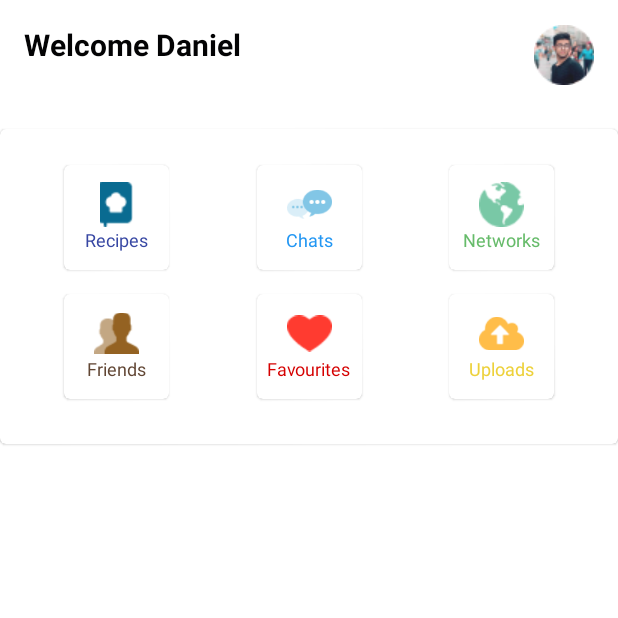
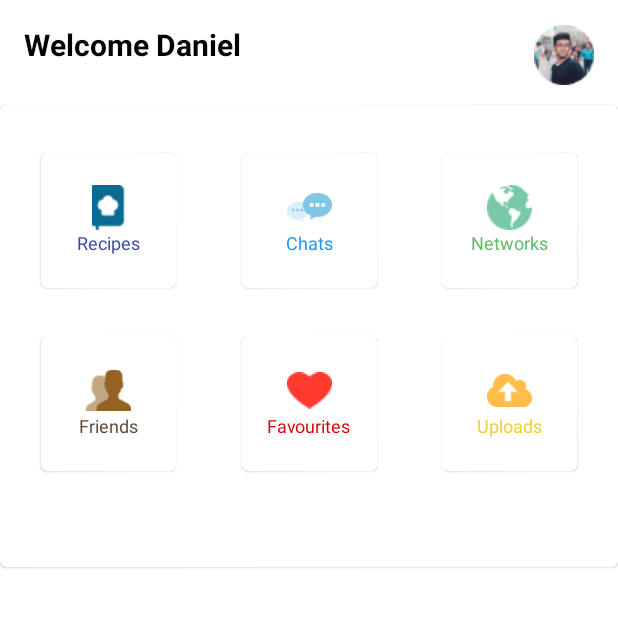
Before and after one commit to LifeofDan-EL/Recipe_Book, an Android app: the HomeActivity screen opened directly, with no data from a screen before it, on a phone screen of 412 x 824 dp, the top half of it. Run offline under Robolectric (Android 15) with nearby library versions, the phone set to English and light mode, and no system bars.

Commit message:
Adjusted the margins of the Home Cardview design.

```diff
--- a/app/src/main/res/layout/activity_home.xml
+++ b/app/src/main/res/layout/activity_home.xml
@@ -30,16 +30,14 @@
         app:srcCompat="@drawable/avatar_home" />
 
 
-
     <com.google.android.material.card.MaterialCardView
         android:layout_width="match_parent"
-        android:layout_height="210sp"
-        android:layout_marginTop="32dp"
+        android:layout_height="wrap_content"
+        android:layout_marginTop="16dp"
         app:layout_constraintEnd_toEndOf="parent"
         app:layout_constraintHorizontal_bias="1.0"
         app:layout_constraintStart_toStartOf="parent"
-        app:layout_constraintTop_toBottomOf="@+id/materialTextView"
-        >
+        app:layout_constraintTop_toBottomOf="@+id/materialTextView">
 
         <androidx.constraintlayout.widget.ConstraintLayout
             android:layout_width="match_parent"
@@ -48,11 +46,10 @@
 
             <com.google.android.material.card.MaterialCardView
                 android:id="@+id/recipe_cardView"
-
-                android:layout_width="70sp"
-                android:layout_height="70sp"
+                android:layout_width="90sp"
+                android:layout_height="90sp"
                 android:layout_marginStart="16dp"
-                android:layout_marginTop="24dp"
+                android:layout_marginTop="32dp"
                 android:layout_marginEnd="16dp"
                 app:layout_constraintEnd_toStartOf="@+id/chats_cardView"
                 app:layout_constraintHorizontal_bias="0.5"
@@ -74,18 +71,18 @@
                         android:layout_width="wrap_content"
                         android:layout_height="wrap_content"
                         android:text="@string/recipes"
-                        android:textSize="12sp"
-                        android:textColor="@color/dark_blue"/>
+                        android:textColor="@color/dark_blue"
+                        android:textSize="12sp" />
                 </androidx.appcompat.widget.LinearLayoutCompat>
 
             </com.google.android.material.card.MaterialCardView>
 
             <com.google.android.material.card.MaterialCardView
                 android:id="@+id/chats_cardView"
-                android:layout_width="70sp"
-                android:layout_height="70sp"
+                android:layout_width="90sp"
+                android:layout_height="90sp"
                 android:layout_marginStart="16dp"
-                android:layout_marginTop="24dp"
+                android:layout_marginTop="32dp"
                 android:layout_marginEnd="16dp"
                 app:layout_constraintEnd_toStartOf="@+id/network_cardView"
                 app:layout_constraintHorizontal_bias="0.5"
@@ -107,8 +104,8 @@
                         android:layout_width="wrap_content"
                         android:layout_height="wrap_content"
                         android:text="@string/chats"
-                        android:textSize="12sp"
-                        android:textColor="@color/light_blue"/>
+                        android:textColor="@color/light_blue"
+                        android:textSize="12sp" />
                 </androidx.appcompat.widget.LinearLayoutCompat>
 
             </com.google.android.material.card.MaterialCardView>
@@ -116,15 +113,15 @@
 
             <com.google.android.material.card.MaterialCardView
                 android:id="@+id/network_cardView"
-                android:layout_width="70sp"
-                android:layout_height="70sp"
+                android:layout_width="90sp"
+                android:layout_height="90sp"
                 android:layout_marginStart="16dp"
-                android:layout_marginTop="24dp"
+                android:layout_marginTop="32dp"
                 android:layout_marginEnd="16dp"
                 app:layout_constraintEnd_toEndOf="parent"
                 app:layout_constraintHorizontal_bias="0.5"
                 app:layout_constraintStart_toEndOf="@+id/chats_cardView"
-                app:layout_constraintTop_toTopOf="parent" >
+                app:layout_constraintTop_toTopOf="parent">
 
                 <androidx.appcompat.widget.LinearLayoutCompat
                     android:layout_width="match_parent"
@@ -141,24 +138,26 @@
                         android:layout_width="wrap_content"
                         android:layout_height="wrap_content"
                         android:text="@string/networks"
-                        android:textSize="12sp"
-                        android:textColor="@color/light_green"/>
+                        android:textColor="@color/light_green"
+                        android:textSize="12sp" />
                 </androidx.appcompat.widget.LinearLayoutCompat>
 
             </com.google.android.material.card.MaterialCardView>
 
             <com.google.android.material.card.MaterialCardView
                 android:id="@+id/friends_cardView"
-                android:layout_width="70sp"
-                android:layout_height="70sp"
+                android:layout_width="90sp"
+                android:layout_height="90sp"
 
                 android:layout_marginStart="16dp"
-                android:layout_marginTop="16dp"
+                android:layout_marginTop="32dp"
                 android:layout_marginEnd="16dp"
+                android:layout_marginBottom="64dp"
+                app:layout_constraintBottom_toBottomOf="parent"
                 app:layout_constraintEnd_toStartOf="@+id/favourite_cardView"
                 app:layout_constraintHorizontal_bias="0.5"
                 app:layout_constraintStart_toStartOf="parent"
-                app:layout_constraintTop_toBottomOf="@+id/recipe_cardView" >
+                app:layout_constraintTop_toBottomOf="@+id/recipe_cardView">
 
                 <androidx.appcompat.widget.LinearLayoutCompat
                     android:layout_width="match_parent"
@@ -175,22 +174,24 @@
                         android:layout_width="wrap_content"
                         android:layout_height="wrap_content"
                         android:text="@string/friends"
-                        android:textSize="12sp"
-                        android:textColor="@color/light_brown"/>
+                        android:textColor="@color/light_brown"
+                        android:textSize="12sp" />
                 </androidx.appcompat.widget.LinearLayoutCompat>
             </com.google.android.material.card.MaterialCardView>
 
             <com.google.android.material.card.MaterialCardView
                 android:id="@+id/favourite_cardView"
-                android:layout_width="70sp"
-                android:layout_height="70sp"
+                android:layout_width="90sp"
+                android:layout_height="90sp"
                 android:layout_marginStart="16dp"
-                android:layout_marginTop="16dp"
+                android:layout_marginTop="32dp"
                 android:layout_marginEnd="16dp"
+                android:layout_marginBottom="64dp"
+                app:layout_constraintBottom_toBottomOf="parent"
                 app:layout_constraintEnd_toStartOf="@+id/uploads_cardView"
                 app:layout_constraintHorizontal_bias="0.5"
                 app:layout_constraintStart_toEndOf="@+id/friends_cardView"
-                app:layout_constraintTop_toBottomOf="@+id/chats_cardView" >
+                app:layout_constraintTop_toBottomOf="@+id/chats_cardView">
 
                 <androidx.appcompat.widget.LinearLayoutCompat
                     android:layout_width="match_parent"
@@ -207,19 +208,21 @@
                         android:layout_width="wrap_content"
                         android:layout_height="wrap_content"
                         android:text="@string/favourites"
-                        android:textSize="12sp"
-                        android:textColor="@color/red"/>
+                        android:textColor="@color/red"
+                        android:textSize="12sp" />
                 </androidx.appcompat.widget.LinearLayoutCompat>
 
             </com.google.android.material.card.MaterialCardView>
 
             <com.google.android.material.card.MaterialCardView
                 android:id="@+id/uploads_cardView"
-                android:layout_width="70sp"
-                android:layout_height="70sp"
+                android:layout_width="90sp"
+                android:layout_height="90sp"
                 android:layout_marginStart="16dp"
-                android:layout_marginTop="16dp"
+                android:layout_marginTop="32dp"
                 android:layout_marginEnd="16dp"
+                android:layout_marginBottom="64dp"
+                app:layout_constraintBottom_toBottomOf="parent"
                 app:layout_constraintEnd_toEndOf="parent"
                 app:layout_constraintHorizontal_bias="0.5"
                 app:layout_constraintStart_toEndOf="@+id/favourite_cardView"
@@ -240,8 +243,8 @@
                         android:layout_width="wrap_content"
                         android:layout_height="wrap_content"
                         android:text="@string/uploads"
-                        android:textSize="12sp"
-                        android:textColor="@color/yellow"/>
+                        android:textColor="@color/yellow"
+                        android:textSize="12sp" />
                 </androidx.appcompat.widget.LinearLayoutCompat>
 
             </com.google.android.material.card.MaterialCardView>
@@ -251,6 +254,4 @@
     </com.google.android.material.card.MaterialCardView>
 
 
-
-
 </androidx.constraintlayout.widget.ConstraintLayout>
```
